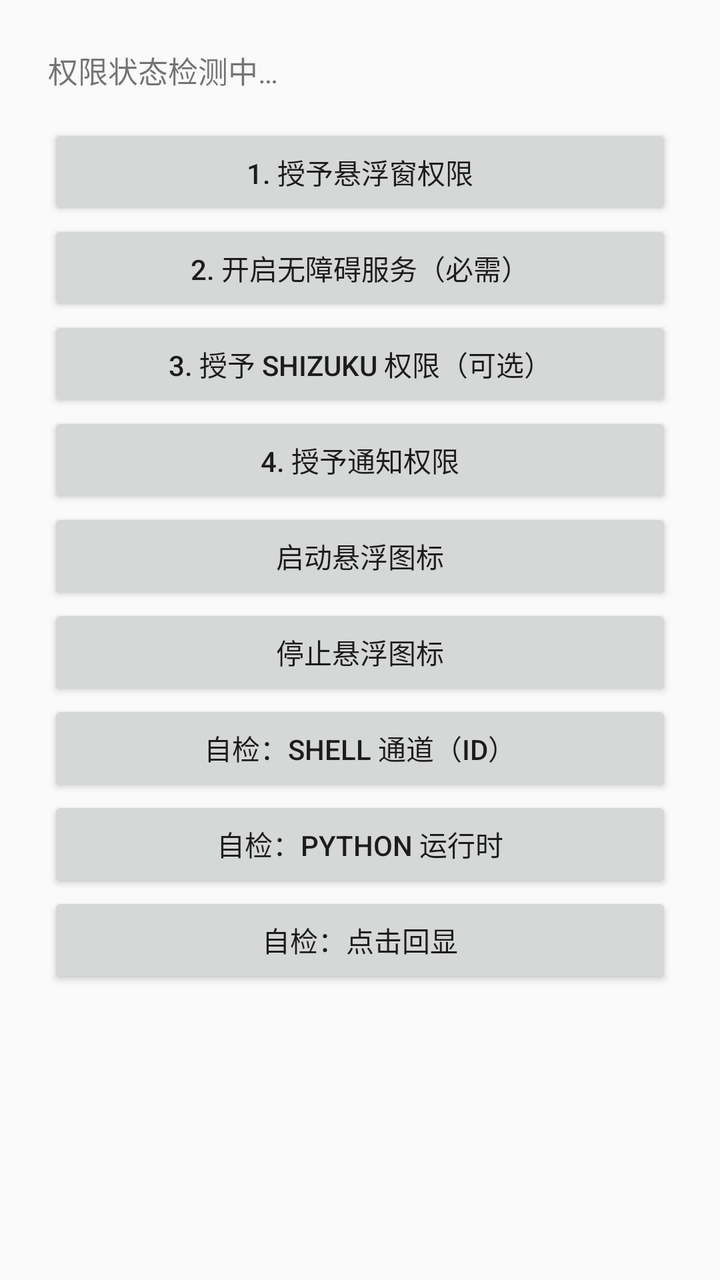
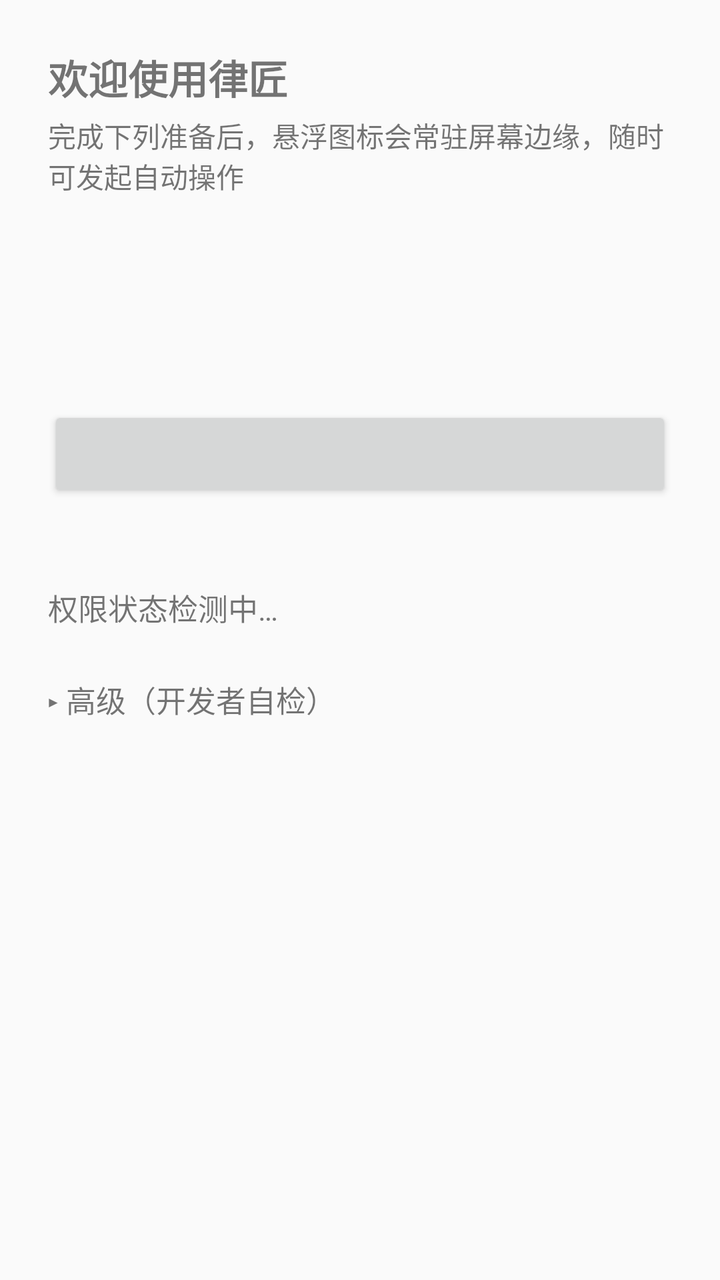

The first picture is an Android layout as it rendered before a commit; the second is the same layout after the commit. The layout source and the unified diff follow.
<!-- AndroidManifest.xml: application theme Theme.Lvjiang -->
<!-- res/layout/activity_main.xml -->
<?xml version="1.0" encoding="utf-8"?>
<ScrollView xmlns:android="http://schemas.android.com/apk/res/android"
    android:layout_width="match_parent"
    android:layout_height="match_parent">

    <LinearLayout
        android:layout_width="match_parent"
        android:layout_height="wrap_content"
        android:orientation="vertical"
        android:padding="24dp">

        <TextView
            android:id="@+id/status_text"
            android:layout_width="match_parent"
            android:layout_height="wrap_content"
            android:text="@string/status_placeholder"
            android:textSize="15sp"
            android:paddingBottom="16dp" />

        <Button
            android:id="@+id/btn_overlay"
            android:layout_width="match_parent"
            android:layout_height="wrap_content"
            android:text="@string/btn_overlay" />

        <Button
            android:id="@+id/btn_a11y"
            android:layout_width="match_parent"
            android:layout_height="wrap_content"
            android:text="@string/btn_a11y" />

        <Button
            android:id="@+id/btn_shizuku"
            android:layout_width="match_parent"
            android:layout_height="wrap_content"
            android:text="@string/btn_shizuku" />

        <Button
            android:id="@+id/btn_notification"
            android:layout_width="match_parent"
            android:layout_height="wrap_content"
            android:text="@string/btn_notification" />

        <Button
            android:id="@+id/btn_start_float"
            android:layout_width="match_parent"
            android:layout_height="wrap_content"
            android:text="@string/btn_start_float" />

        <Button
            android:id="@+id/btn_stop_float"
            android:layout_width="match_parent"
            android:layout_height="wrap_content"
            android:text="@string/btn_stop_float" />

        <Button
            android:id="@+id/btn_test_shell"
            android:layout_width="match_parent"
            android:layout_height="wrap_content"
            android:text="@string/btn_test_shell" />

        <Button
            android:id="@+id/btn_test_python"
            android:layout_width="match_parent"
            android:layout_height="wrap_content"
            android:text="@string/btn_test_python" />

        
        <Button
            android:id="@+id/btn_test_click"
            android:layout_width="match_parent"
            android:layout_height="wrap_content"
            android:text="@string/btn_test_click" />

    </LinearLayout>
</ScrollView>
<!-- resources referenced by this layout -->
<resources>
  <string name="btn_a11y">2. 开启无障碍服务（必需）</string>
  <string name="btn_notification">4. 授予通知权限</string>
  <string name="btn_overlay">1. 授予悬浮窗权限</string>
  <string name="btn_shizuku">3. 授予 Shizuku 权限（可选）</string>
  <string name="btn_start_float">启动悬浮图标</string>
  <string name="btn_stop_float">停止悬浮图标</string>
  <string name="btn_test_click">自检：点击回显</string>
  <string name="btn_test_python">自检：Python 运行时</string>
  <string name="btn_test_shell">自检：shell 通道（id）</string>
  <string name="status_placeholder">权限状态检测中…</string>
  <style name="Theme.Lvjiang" parent="Theme.AppCompat.DayNight" />
</resources>

<!-- the commit's change to res/layout/activity_main.xml (unified diff, before → after) -->
@@ -1,13 +1,70 @@
 <?xml version="1.0" encoding="utf-8"?>
 <ScrollView xmlns:android="http://schemas.android.com/apk/res/android"
     android:layout_width="match_parent"
-    android:layout_height="match_parent">
+    android:layout_height="match_parent"
+    android:fitsSystemWindows="true">
 
     <LinearLayout
         android:layout_width="match_parent"
         android:layout_height="wrap_content"
         android:orientation="vertical"
         android:padding="24dp">
+
+        
+
+        <TextView
+            android:id="@+id/guide_title"
+            android:layout_width="match_parent"
+            android:layout_height="wrap_content"
+            android:text="@string/guide_title"
+            android:textSize="20sp"
+            android:textStyle="bold"
+            android:paddingBottom="4dp" />
+
+        <TextView
+            android:id="@+id/guide_subtitle"
+            android:layout_width="match_parent"
+            android:layout_height="wrap_content"
+            android:text="@string/guide_subtitle"
+            android:textSize="14sp"
+            android:paddingBottom="16dp" />
+
+        <TextView
+            android:id="@+id/check_a11y"
+            android:layout_width="match_parent"
+            android:layout_height="wrap_content"
+            android:textSize="15sp"
+            android:paddingBottom="6dp" />
+
+        <TextView
+            android:id="@+id/check_overlay"
+            android:layout_width="match_parent"
+            android:layout_height="wrap_content"
+            android:textSize="15sp"
+            android:paddingBottom="6dp" />
+
+        <TextView
+            android:id="@+id/check_notification"
+            android:layout_width="match_parent"
+            android:layout_height="wrap_content"
+            android:textSize="15sp"
+            android:paddingBottom="16dp" />
+
+        <Button
+            android:id="@+id/btn_next"
+            android:layout_width="match_parent"
+            android:layout_height="wrap_content"
+            android:textSize="16sp" />
+
+        <TextView
+            android:id="@+id/guide_hint"
+            android:layout_width="match_parent"
+            android:layout_height="wrap_content"
+            android:textSize="13sp"
+            android:paddingTop="8dp"
+            android:paddingBottom="16dp" />
+
+        
 
         <TextView
             android:id="@+id/status_text"
@@ -17,60 +74,80 @@
             android:textSize="15sp"
             android:paddingBottom="16dp" />
 
-        <Button
-            android:id="@+id/btn_overlay"
+        
+
+        <TextView
+            android:id="@+id/advanced_toggle"
             android:layout_width="match_parent"
             android:layout_height="wrap_content"
-            android:text="@string/btn_overlay" />
+            android:text="@string/advanced_collapsed"
+            android:textSize="15sp"
+            android:paddingTop="8dp"
+            android:paddingBottom="8dp" />
 
-        <Button
-            android:id="@+id/btn_a11y"
+        <LinearLayout
+            android:id="@+id/advanced_panel"
             android:layout_width="match_parent"
             android:layout_height="wrap_content"
-            android:text="@string/btn_a11y" />
+            android:orientation="vertical"
+            android:visibility="gone">
 
-        <Button
-            android:id="@+id/btn_shizuku"
-            android:layout_width="match_parent"
-            android:layout_height="wrap_content"
-            android:text="@string/btn_shizuku" />
+            <Button
+                android:id="@+id/btn_overlay"
+                android:layout_width="match_parent"
+                android:layout_height="wrap_content"
+                android:text="@string/btn_overlay" />
 
-        <Button
-            android:id="@+id/btn_notification"
-            android:layout_width="match_parent"
-            android:layout_height="wrap_content"
-            android:text="@string/btn_notification" />
+            <Button
+                android:id="@+id/btn_a11y"
+                android:layout_width="match_parent"
+                android:layout_height="wrap_content"
+                android:text="@string/btn_a11y" />
 
-        <Button
-            android:id="@+id/btn_start_float"
-            android:layout_width="match_parent"
-            android:layout_height="wrap_content"
-            android:text="@string/btn_start_float" />
+            <Button
+                android:id="@+id/btn_shizuku"
+                android:layout_width="match_parent"
+                android:layout_height="wrap_content"
+                android:text="@string/btn_shizuku" />
 
-        <Button
-            android:id="@+id/btn_stop_float"
-            android:layout_width="match_parent"
-            android:layout_height="wrap_content"
-            android:text="@string/btn_stop_float" />
+            <Button
+                android:id="@+id/btn_notification"
+                android:layout_width="match_parent"
+                android:layout_height="wrap_content"
+                android:text="@string/btn_notification" />
 
-        <Button
-            android:id="@+id/btn_test_shell"
-            android:layout_width="match_parent"
-            android:layout_height="wrap_content"
-            android:text="@string/btn_test_shell" />
+            <Button
+                android:id="@+id/btn_start_float"
+                android:layout_width="match_parent"
+                android:layout_height="wrap_content"
+                android:text="@string/btn_start_float" />
 
-        <Button
-            android:id="@+id/btn_test_python"
-            android:layout_width="match_parent"
-            android:layout_height="wrap_content"
-            android:text="@string/btn_test_python" />
+            <Button
+                android:id="@+id/btn_stop_float"
+                android:layout_width="match_parent"
+                android:layout_height="wrap_content"
+                android:text="@string/btn_stop_float" />
 
-        
-        <Button
-            android:id="@+id/btn_test_click"
-            android:layout_width="match_parent"
-            android:layout_height="wrap_content"
-            android:text="@string/btn_test_click" />
+            <Button
+                android:id="@+id/btn_test_shell"
+                android:layout_width="match_parent"
+                android:layout_height="wrap_content"
+                android:text="@string/btn_test_shell" />
+
+            <Button
+                android:id="@+id/btn_test_python"
+                android:layout_width="match_parent"
+                android:layout_height="wrap_content"
+                android:text="@string/btn_test_python" />
+
+            
+            <Button
+                android:id="@+id/btn_test_click"
+                android:layout_width="match_parent"
+                android:layout_height="wrap_content"
+                android:text="@string/btn_test_click" />
+
+        </LinearLayout>
 
     </LinearLayout>
 </ScrollView>
<!-- resource entries referenced after the edit -->
@@ -1,5 +1,6 @@
 <!-- resources referenced by this layout -->
 <resources>
+  <string name="advanced_collapsed">▸ 高级（开发者自检）</string>
   <string name="btn_a11y">2. 开启无障碍服务（必需）</string>
   <string name="btn_notification">4. 授予通知权限</string>
   <string name="btn_overlay">1. 授予悬浮窗权限</string>
@@ -9,7 +10,9 @@
   <string name="btn_test_click">自检：点击回显</string>
   <string name="btn_test_python">自检：Python 运行时</string>
   <string name="btn_test_shell">自检：shell 通道（id）</string>
+  <string name="guide_subtitle">完成下列准备后，悬浮图标会常驻屏幕边缘，随时可发起自动操作</string>
+  <string name="guide_title">欢迎使用律匠</string>
   <string name="status_placeholder">权限状态检测中…</string>
-  <style name="Theme.Lvjiang" parent="Theme.AppCompat.DayNight" />
+  <style name="Theme.Lvjiang" parent="Theme.AppCompat.DayNight.NoActionBar" />
 </resources>
 
